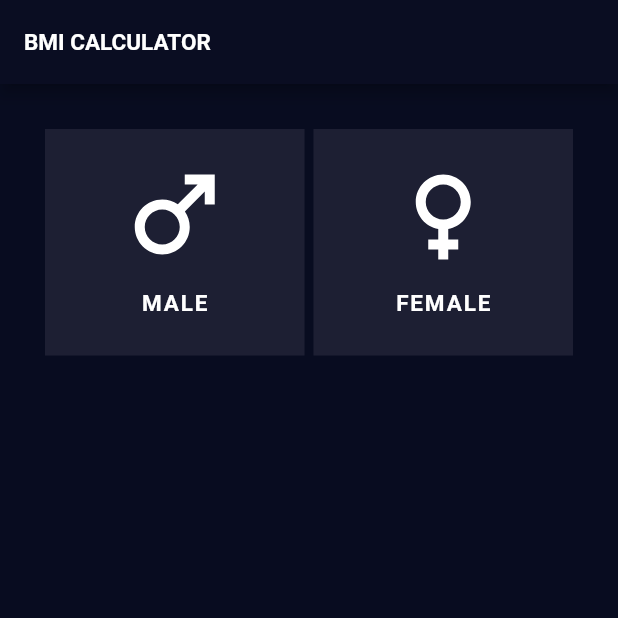
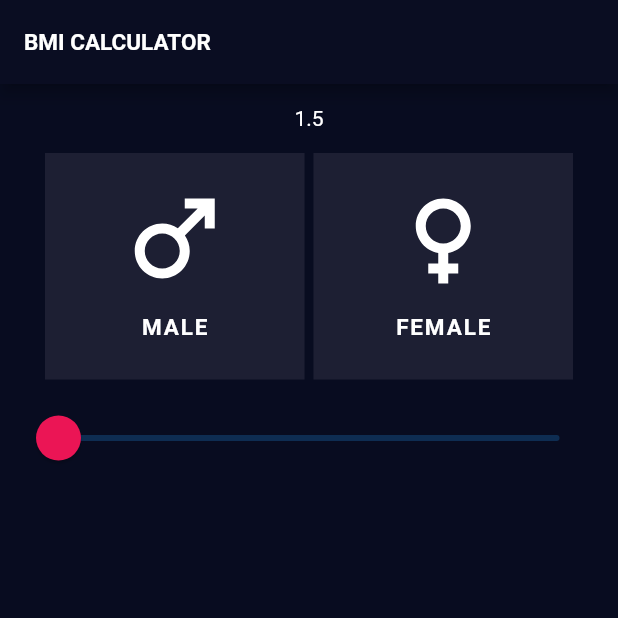
Before and after one commit to NickTaykey/BMI_calculator_app, a Flutter app: the screen it shows after launch, on a phone screen of 412 x 824 dp, the top half of it. Run offline on Flutter 3.47's test engine with Material 2 defaults, Android fonts, the phone set to English and light mode, and no system bars; our stand-ins replace flutter_svg.

Commit message:
begin slider implementation

```diff
--- a/lib/BMICalculator.dart
+++ b/lib/BMICalculator.dart
@@ -1,5 +1,6 @@
 import 'package:flutter/material.dart';
 import 'SexSelection.dart';
+import 'HeightSlider.dart';
 
 class BMICalculator extends StatefulWidget {
   @override
@@ -7,15 +8,20 @@ class BMICalculator extends StatefulWidget {
 }
 
 class _BMICalculatorState extends State<BMICalculator> {
+  double height = 1.5;
   String sex;
   void setSex(String v) => setState(() => sex = v);
+  void setHeight(double v) => setState(() => height = v);
+  double getHeight() => height;
   @override
   Widget build(BuildContext context) {
     return Container(
       margin: EdgeInsets.all(15),
       child: Column(
         children: [
+          Text('$height'),
           SexSection(setSex),
+          HeightSlider(setHeight, getHeight),
         ],
       ),
     );
--- /dev/null
+++ b/lib/HeightSlider.dart
@@ -0,0 +1,31 @@
+import 'package:flutter/material.dart';
+
+class HeightSlider extends StatelessWidget {
+  final double maxHeight = 2.25, minHeight = 1.5;
+  final Function setHeight, getHeight;
+  HeightSlider(this.setHeight, this.getHeight);
+  @override
+  Widget build(BuildContext context) {
+    return Container(
+      child: Column(
+        children: [
+          SliderTheme(
+            data: SliderThemeData(
+              thumbColor: Color.fromRGBO(235, 21, 85, 1),
+              thumbShape: RoundSliderThumbShape(enabledThumbRadius: 15),
+            ),
+            child: Slider(
+              value: getHeight(),
+              min: minHeight,
+              max: maxHeight,
+              onChanged: (double v) {
+                double rounded = double.parse(v.toStringAsFixed(2));
+                setHeight(rounded);
+              },
+            ),
+          ),
+        ],
+      ),
+    );
+  }
+}
```
